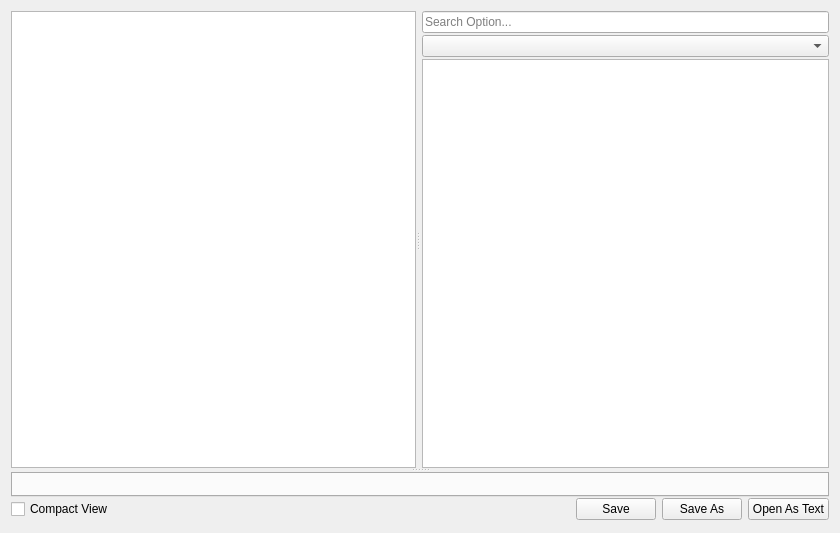
The window that src/option/solveroptionwidget.ui (GAMS-dev/studio) describes before a commit, drawn with Qt 5.
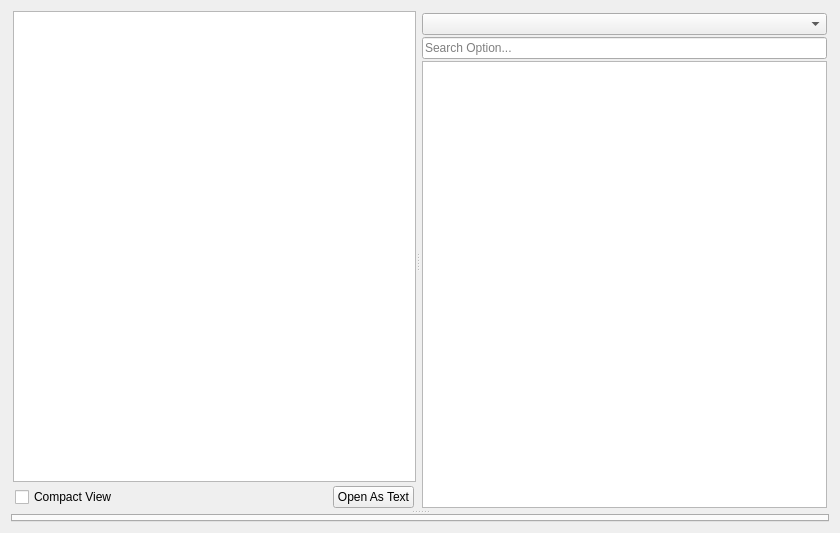
The same window after the commit.

Commit message: cancel save and saveas buttons in solver option widget

Diff of the .ui file:
```diff
--- a/src/option/solveroptionwidget.ui
+++ b/src/option/solveroptionwidget.ui
@@ -32,7 +32,79 @@
       <property name="orientation">
        <enum>Qt::Horizontal</enum>
       </property>
-      <widget class="QTableView" name="solverOptionTableView"/>
+      <widget class="QWidget" name="solverOptionTableWidget" native="true">
+       <layout class="QVBoxLayout" name="verticalLayout_3">
+        <property name="spacing">
+         <number>2</number>
+        </property>
+        <property name="leftMargin">
+         <number>2</number>
+        </property>
+        <property name="topMargin">
+         <number>0</number>
+        </property>
+        <property name="rightMargin">
+         <number>0</number>
+        </property>
+        <property name="bottomMargin">
+         <number>0</number>
+        </property>
+        <item>
+         <widget class="QTableView" name="solverOptionTableView"/>
+        </item>
+        <item>
+         <widget class="QWidget" name="solverOptionwidget" native="true">
+          <layout class="QHBoxLayout" name="horizontalLayout_3">
+           <property name="spacing">
+            <number>2</number>
+           </property>
+           <property name="leftMargin">
+            <number>2</number>
+           </property>
+           <property name="topMargin">
+            <number>2</number>
+           </property>
+           <property name="rightMargin">
+            <number>2</number>
+           </property>
+           <property name="bottomMargin">
+            <number>2</number>
+           </property>
+           <item>
+            <widget class="QCheckBox" name="compactViewCheckBox">
+             <property name="toolTip">
+              <string>View options without comments and empty lines</string>
+             </property>
+             <property name="text">
+              <string>Compact View</string>
+             </property>
+            </widget>
+           </item>
+           <item>
+            <spacer name="solverOptionHSpacer">
+             <property name="orientation">
+              <enum>Qt::Horizontal</enum>
+             </property>
+             <property name="sizeHint" stdset="0">
+              <size>
+               <width>40</width>
+               <height>20</height>
+              </size>
+             </property>
+            </spacer>
+           </item>
+           <item>
+            <widget class="QPushButton" name="openAsTextButton">
+             <property name="text">
+              <string>Open As Text</string>
+             </property>
+            </widget>
+           </item>
+          </layout>
+         </widget>
+        </item>
+       </layout>
+      </widget>
       <widget class="QWidget" name="solverOptionDefinitionView" native="true">
        <layout class="QVBoxLayout" name="verticalLayout_4">
         <property name="spacing">
@@ -42,14 +114,17 @@
          <number>2</number>
         </property>
         <property name="topMargin">
-         <number>0</number>
+         <number>2</number>
         </property>
         <property name="rightMargin">
-         <number>0</number>
+         <number>2</number>
         </property>
         <property name="bottomMargin">
-         <number>0</number>
+         <number>2</number>
         </property>
+        <item>
+         <widget class="QComboBox" name="solverOptionGroup"/>
+        </item>
         <item>
          <widget class="QLineEdit" name="solverOptionSearch">
           <property name="placeholderText">
@@ -57,9 +132,6 @@
           </property>
          </widget>
         </item>
-        <item>
-         <widget class="QComboBox" name="solverOptionGroup"/>
-        </item>
         <item>
          <widget class="QTreeView" name="solverOptionTreeView"/>
         </item>
@@ -99,74 +171,6 @@
          </property>
         </widget>
        </item>
-       <item>
-        <widget class="QWidget" name="solverOptionCommandWidget" native="true">
-         <property name="sizePolicy">
-          <sizepolicy hsizetype="Expanding" vsizetype="Preferred">
-           <horstretch>0</horstretch>
-           <verstretch>0</verstretch>
-          </sizepolicy>
-         </property>
-         <layout class="QHBoxLayout" name="horizontalLayout_2">
-          <property name="leftMargin">
-           <number>0</number>
-          </property>
-          <property name="topMargin">
-           <number>0</number>
-          </property>
-          <property name="rightMargin">
-           <number>0</number>
-          </property>
-          <property name="bottomMargin">
-           <number>0</number>
-          </property>
-          <item>
-           <widget class="QCheckBox" name="compactViewCheckBox">
-            <property name="toolTip">
-             <string>View options without comments and empty lines</string>
-            </property>
-            <property name="text">
-             <string>Compact View</string>
-            </property>
-           </widget>
-          </item>
-          <item>
-           <spacer name="horizontalSpacer">
-            <property name="orientation">
-             <enum>Qt::Horizontal</enum>
-            </property>
-            <property name="sizeHint" stdset="0">
-             <size>
-              <width>40</width>
-              <height>20</height>
-             </size>
-            </property>
-           </spacer>
-          </item>
-          <item>
-           <widget class="QPushButton" name="saveButton">
-            <property name="text">
-             <string>Save</string>
-            </property>
-           </widget>
-          </item>
-          <item>
-           <widget class="QPushButton" name="saveAsButton">
-            <property name="text">
-             <string>Save As</string>
-            </property>
-           </widget>
-          </item>
-          <item>
-           <widget class="QPushButton" name="openAsTextButton">
-            <property name="text">
-             <string>Open As Text</string>
-            </property>
-           </widget>
-          </item>
-         </layout>
-        </widget>
-       </item>
       </layout>
      </widget>
     </widget>
```
Left out of the diff: 2 changed lines with no effect on the pictures. The commit also changes 2 other files.
